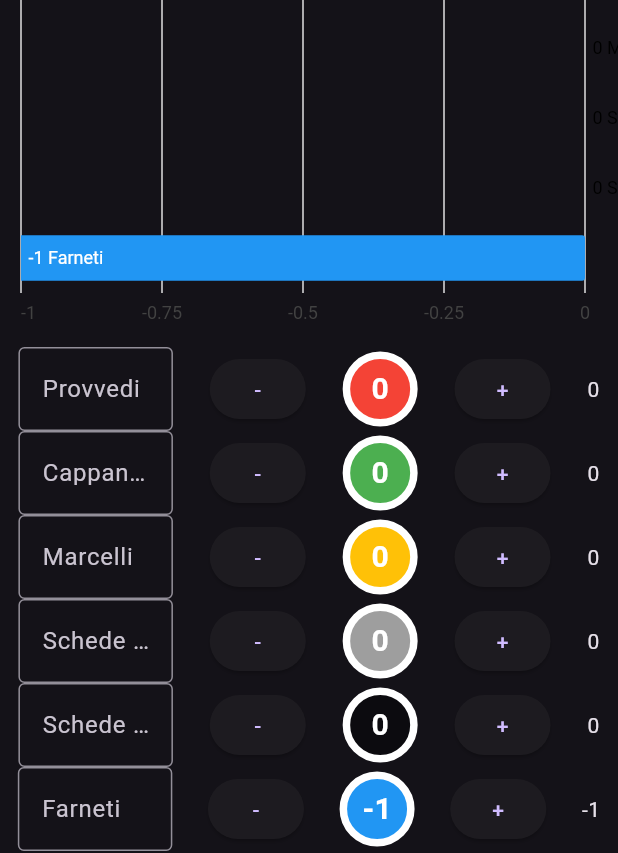
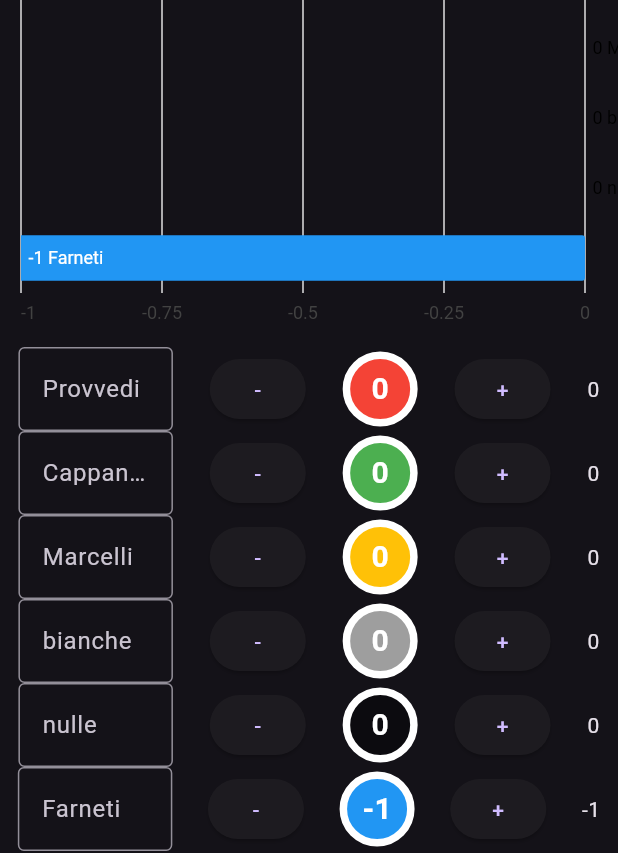
Before and after one commit to vantaggi/voto_tracker, a Flutter app: the screen it shows after launch, after a tap on an icon or button, on a phone screen of 412 x 824 dp. Shown: the part 313-1166 px from the top of the screen. Run offline on Flutter 3.47's test engine with Material 3 defaults, Android fonts, the phone set to English and light mode, and no system bars; our stand-ins replace charts_flutter; missing offline and left inert: random_color.

```diff
--- a/lib/main.dart
+++ b/lib/main.dart
@@ -44,12 +44,12 @@ class _VotiPageState extends State<VotiPage> {
         voti: 0,
         barColor: charts.ColorUtil.fromDartColor(Colors.amber)),
     VotoData(
-        nome: "Schede bianche",
+        nome: "bianche",
         voti: 0,
         barColor: charts.ColorUtil.fromDartColor(Colors.grey)),
     // L'elemento per le schede bianche
     VotoData(
-        nome: "Schede nulle",
+        nome: "nulle",
         voti: 0,
         barColor: charts.ColorUtil.fromDartColor(Colors.black38)),
     // L'elemento per le schede nulle
```
Also changed, not shown: 9 other files.
